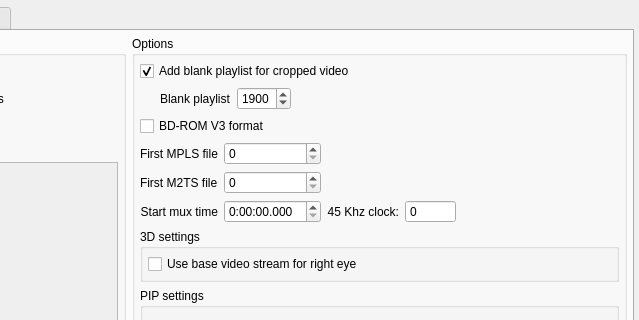
Old version of the form tsMuxerGUI/tsmuxerwindow.ui in the repository justdan96/tsMuxer; both pictures show x 381 to 1020 and y 0 to 320 of the 1020 by 800 pixel window.
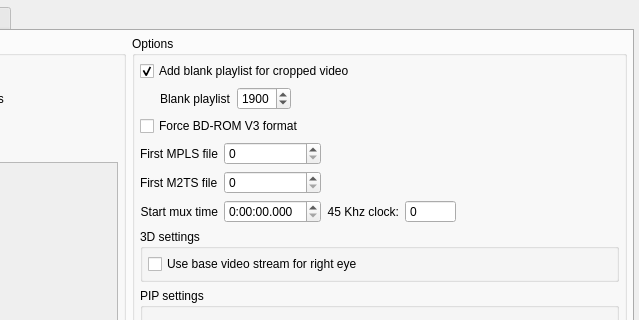
New version of the form. The open tabs and pages were chosen to show the change. Icons and pictures are not drawn.

Commit message: Add "Force" before "BD-ROM V3 format"

The edit to the form file:
```diff
--- a/tsMuxerGUI/tsmuxerwindow.ui
+++ b/tsMuxerGUI/tsmuxerwindow.ui
@@ -1326,7 +1326,7 @@
            <item>
              <widget class="QCheckBox" name="checkBoxV3">
                <property name="text">
-                 <string>BD-ROM V3 format</string>
+                 <string>Force BD-ROM V3 format</string>
                </property>
                <property name="checked">
                  <bool>false</bool>
```
